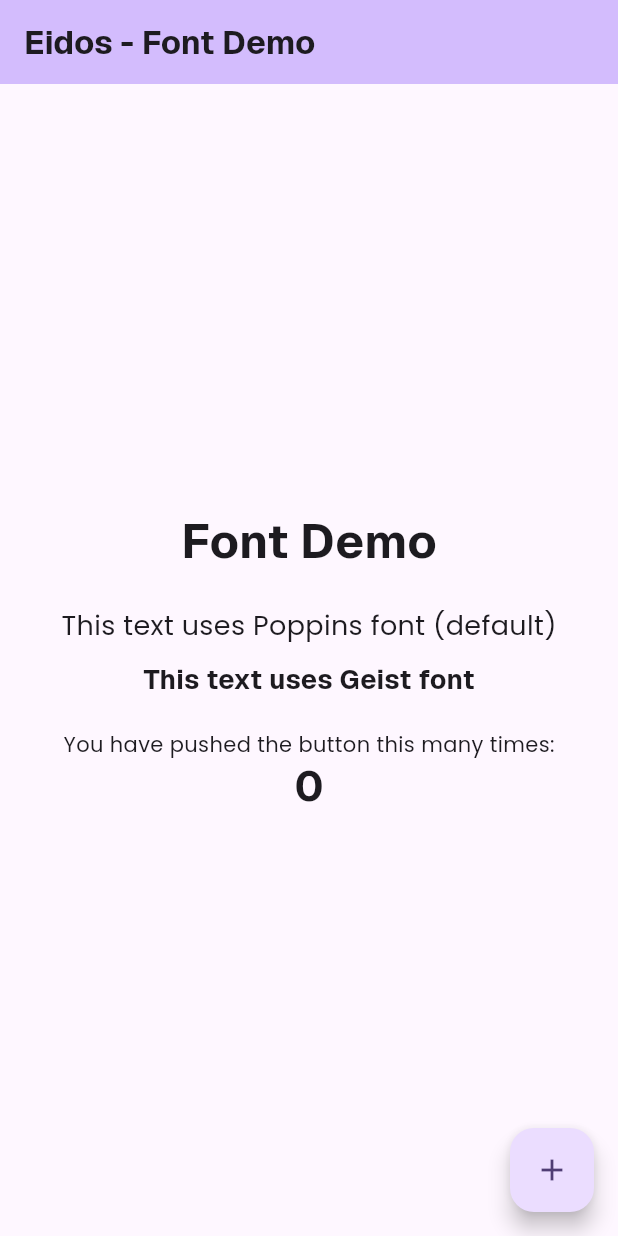
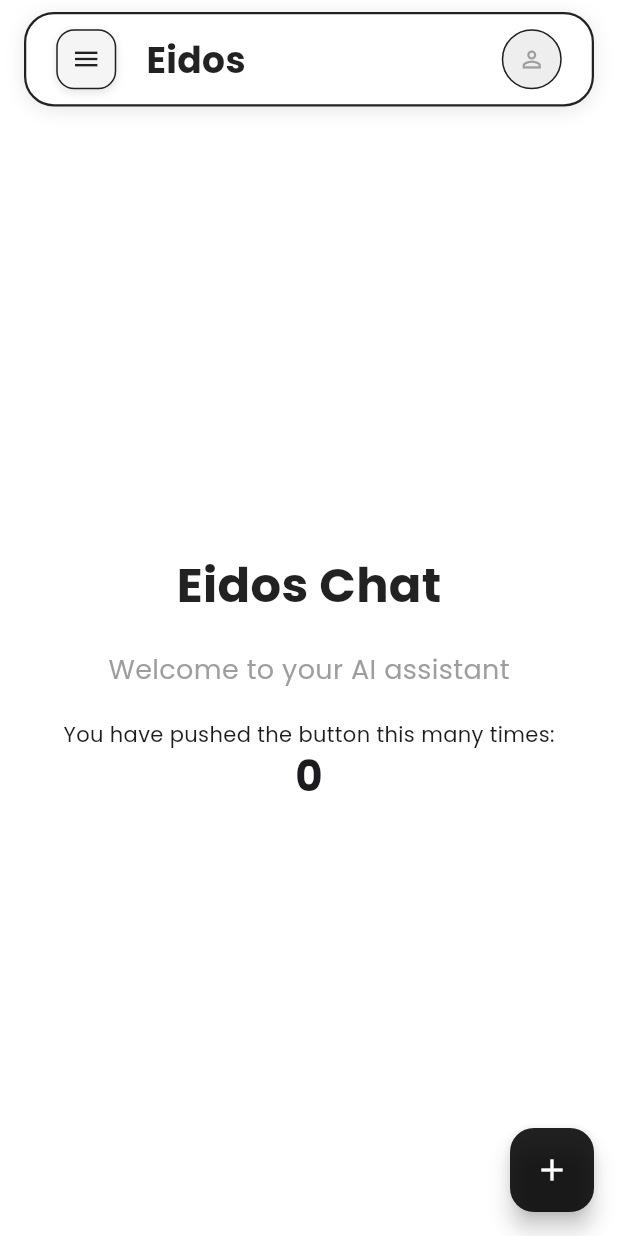
Before and after one commit to T0m4s1n/electiva3_flutter_Eidos, a Flutter app: the screen it shows after launch, on a phone screen of 412 x 824 dp. Run offline on Flutter 3.47's test engine with Material 3 defaults, Android fonts, the phone set to English and light mode, and no system bars; project files that could hold a hidden picture were left out.

Commit message:
added header

```diff
--- a/lib/main.dart
+++ b/lib/main.dart
@@ -1,4 +1,6 @@
 import 'package:flutter/material.dart';
+import 'package:flutter/services.dart';
+import 'widgets/animated_header.dart';
 
 void main() {
   runApp(const MyApp());
@@ -17,32 +19,31 @@ class MyApp extends StatelessWidget {
         fontFamily: 'Poppins',
         colorScheme: ColorScheme.fromSeed(seedColor: Colors.deepPurple),
         textTheme: const TextTheme(
-          // Use Geist for headings
+          // Use Poppins for all text
           headlineLarge: TextStyle(
-            fontFamily: 'Geist',
+            fontFamily: 'Poppins',
             fontWeight: FontWeight.bold,
           ),
           headlineMedium: TextStyle(
-            fontFamily: 'Geist',
+            fontFamily: 'Poppins',
             fontWeight: FontWeight.bold,
           ),
           headlineSmall: TextStyle(
-            fontFamily: 'Geist',
+            fontFamily: 'Poppins',
             fontWeight: FontWeight.bold,
           ),
           titleLarge: TextStyle(
-            fontFamily: 'Geist',
+            fontFamily: 'Poppins',
             fontWeight: FontWeight.w600,
           ),
           titleMedium: TextStyle(
-            fontFamily: 'Geist',
+            fontFamily: 'Poppins',
             fontWeight: FontWeight.w600,
           ),
           titleSmall: TextStyle(
-            fontFamily: 'Geist',
+            fontFamily: 'Poppins',
             fontWeight: FontWeight.w600,
           ),
-          // Use Poppins for body text
           bodyLarge: TextStyle(fontFamily: 'Poppins'),
           bodyMedium: TextStyle(fontFamily: 'Poppins'),
           bodySmall: TextStyle(fontFamily: 'Poppins'),
@@ -87,61 +88,78 @@ class _MyHomePageState extends State<MyHomePage> {
 
   @override
   Widget build(BuildContext context) {
-    // This method is rerun every time setState is called, for instance as done
-    // by the _incrementCounter method above.
-    //
-    // The Flutter framework has been optimized to make rerunning build methods
-    // fast, so that you can just rebuild anything that needs updating rather
-    // than having to individually change instances of widgets.
+    // Hide system UI
+    SystemChrome.setEnabledSystemUIMode(SystemUiMode.edgeToEdge);
+    SystemChrome.setSystemUIOverlayStyle(
+      const SystemUiOverlayStyle(
+        statusBarColor: Colors.transparent,
+        statusBarIconBrightness: Brightness.dark,
+        systemNavigationBarColor: Colors.transparent,
+        systemNavigationBarIconBrightness: Brightness.dark,
+      ),
+    );
+
     return Scaffold(
-      appBar: AppBar(
-        // TRY THIS: Try changing the color here to a specific color (to
-        // Colors.amber, perhaps?) and trigger a hot reload to see the AppBar
-        // change color while the other colors stay the same.
-        backgroundColor: Theme.of(context).colorScheme.inversePrimary,
-        // Here we take the value from the MyHomePage object that was created by
-        // the App.build method, and use it to set our appbar title.
-        title: Text(widget.title),
+      backgroundColor: Colors.white,
+      body: SafeArea(
+        child: Column(
+          children: [
+            // Custom animated header
+            AnimatedHeader(
+              onLogin: () {
+                // TODO: Implement login functionality
+                debugPrint('Login button tapped');
+              },
+              onCreateChat: () {
+                // TODO: Implement create new chat functionality
+                debugPrint('Create new chat button tapped');
+              },
+              onChatSelected: (chatId) {
+                // TODO: Implement chat selection functionality
+                debugPrint('Chat selected: $chatId');
+              },
+              recentChats: [], // Empty list to show empty state
+              // Uncomment below to show sample chats:
+              // recentChats: [
+              //   {
+              //     'id': 'chat_1',
+              //     'title': 'AI Assistant Chat',
+              //     'lastMessage': 'How can I help you today?',
+              //     'time': '2m',
+              //   },
+              //   {
+              //     'id': 'chat_2',
+              //     'title': 'Code Review Discussion',
+              //     'lastMessage': 'The implementation looks good',
+              //     'time': '1h',
+              //   },
+              // ],
             ),
-      body: Center(
-        // Center is a layout widget. It takes a single child and positions it
-        // in the middle of the parent.
+
+            // Main content
+            Expanded(
+              child: Container(
+                margin: const EdgeInsets.symmetric(horizontal: 16),
+                child: Center(
                   child: Column(
-          // Column is also a layout widget. It takes a list of children and
-          // arranges them vertically. By default, it sizes itself to fit its
-          // children horizontally, and tries to be as tall as its parent.
-          //
-          // Column has various properties to control how it sizes itself and
-          // how it positions its children. Here we use mainAxisAlignment to
-          // center the children vertically; the main axis here is the vertical
-          // axis because Columns are vertical (the cross axis would be
-          // horizontal).
-          //
-          // TRY THIS: Invoke "debug painting" (choose the "Toggle Debug Paint"
-          // action in the IDE, or press "p" in the console), to see the
-          // wireframe for each widget.
                     mainAxisAlignment: MainAxisAlignment.center,
                     children: <Widget>[
                       const Text(
-              'Font Demo',
+                        'Eidos Chat',
                         style: TextStyle(
-                fontFamily: 'Geist',
+                          fontFamily: 'Poppins',
                           fontSize: 32,
                           fontWeight: FontWeight.bold,
+                          color: Colors.black87,
                         ),
                       ),
                       const SizedBox(height: 20),
                       const Text(
-              'This text uses Poppins font (default)',
-              style: TextStyle(fontSize: 18),
-            ),
-            const SizedBox(height: 10),
-            const Text(
-              'This text uses Geist font',
+                        'Welcome to your AI assistant',
                         style: TextStyle(
-                fontFamily: 'Geist',
+                          fontFamily: 'Poppins',
                           fontSize: 18,
-                fontWeight: FontWeight.w600,
+                          color: Colors.grey,
                         ),
                       ),
                       const SizedBox(height: 20),
@@ -153,11 +171,17 @@ class _MyHomePageState extends State<MyHomePage> {
                     ],
                   ),
                 ),
+              ),
+            ),
+          ],
+        ),
+      ),
       floatingActionButton: FloatingActionButton(
         onPressed: _incrementCounter,
         tooltip: 'Increment',
-        child: const Icon(Icons.add),
-      ), // This trailing comma makes auto-formatting nicer for build methods.
+        backgroundColor: Colors.black87,
+        child: const Icon(Icons.add, color: Colors.white),
+      ),
     );
   }
 }
--- /dev/null
+++ b/lib/widgets/animated_header.dart
@@ -0,0 +1,475 @@
+import 'package:flutter/material.dart';
+
+class AnimatedHeader extends StatefulWidget {
+  final VoidCallback? onLogin;
+  final VoidCallback? onCreateChat;
+  final Function(String)? onChatSelected;
+  final List<Map<String, String>>? recentChats; // Add recent chats parameter
+
+  const AnimatedHeader({
+    super.key,
+    this.onLogin,
+    this.onCreateChat,
+    this.onChatSelected,
+    this.recentChats,
+  });
+
+  @override
+  State<AnimatedHeader> createState() => _AnimatedHeaderState();
+}
+
+class _AnimatedHeaderState extends State<AnimatedHeader>
+    with TickerProviderStateMixin {
+  bool _isMenuOpen = false;
+  late AnimationController _menuController;
+  late AnimationController _slideController;
+  late Animation<double> _menuAnimation;
+  late Animation<double> _slideAnimation;
+  late Animation<double> _scaleAnimation;
+  late Animation<Color?> _colorAnimation;
+
+  @override
+  void initState() {
+    super.initState();
+
+    // Animation controller for hamburger menu rotation
+    _menuController = AnimationController(
+      duration: const Duration(milliseconds: 500),
+      vsync: this,
+    );
+
+    // Animation controller for dropdown menu
+    _slideController = AnimationController(
+      duration: const Duration(milliseconds: 400),
+      vsync: this,
+    );
+
+    // Hamburger menu rotation animation
+    _menuAnimation =
+        Tween<double>(
+          begin: 0.0,
+          end: 0.125, // 45 degrees (1/8 of a full rotation)
+        ).animate(
+          CurvedAnimation(parent: _menuController, curve: Curves.elasticOut),
+        );
+
+    // Scale animation for button press effect
+    _scaleAnimation = Tween<double>(begin: 1.0, end: 0.95).animate(
+      CurvedAnimation(parent: _menuController, curve: Curves.easeInOut),
+    );
+
+    // Color animation for button background
+    _colorAnimation = ColorTween(begin: Colors.grey[100], end: Colors.grey[200])
+        .animate(
+          CurvedAnimation(parent: _menuController, curve: Curves.easeInOut),
+        );
+
+    // Dropdown animation for the menu panel
+    _slideAnimation = Tween<double>(begin: 0.0, end: 1.0).animate(
+      CurvedAnimation(parent: _slideController, curve: Curves.easeOutCubic),
+    );
+  }
+
+  @override
+  void dispose() {
+    _menuController.dispose();
+    _slideController.dispose();
+    super.dispose();
+  }
+
+  void _toggleMenu() {
+    setState(() {
+      _isMenuOpen = !_isMenuOpen;
+    });
+
+    if (_isMenuOpen) {
+      _menuController.forward();
+      _slideController.forward();
+    } else {
+      _menuController.reverse();
+      _slideController.reverse();
+    }
+  }
+
+  @override
+  Widget build(BuildContext context) {
+    return Container(
+      margin: const EdgeInsets.symmetric(horizontal: 16, vertical: 8),
+      decoration: BoxDecoration(
+        color: Colors.white,
+        borderRadius: BorderRadius.circular(20), // Rounded ends
+        border: Border.all(color: Colors.black87, width: 1.5),
+        boxShadow: [
+          BoxShadow(
+            color: Colors.black.withValues(alpha: 0.1),
+            blurRadius: 10,
+            offset: const Offset(0, 2),
+          ),
+        ],
+      ),
+      child: Column(
+        mainAxisSize: MainAxisSize.min,
+        children: [
+          // Main header bar
+          Container(
+            height: 60,
+            padding: const EdgeInsets.symmetric(horizontal: 20),
+            child: Row(
+              children: [
+                // Hamburger menu button
+                GestureDetector(
+                  onTap: _toggleMenu,
+                  child: AnimatedBuilder(
+                    animation: Listenable.merge([
+                      _menuAnimation,
+                      _scaleAnimation,
+                      _colorAnimation,
+                    ]),
+                    builder: (context, child) {
+                      return Transform.scale(
+                        scale: _scaleAnimation.value,
+                        child: Transform.rotate(
+                          angle: _menuAnimation.value * 2 * 3.14159,
+                          child: Container(
+                            width: 40,
+                            height: 40,
+                            decoration: BoxDecoration(
+                              color: _colorAnimation.value,
+                              borderRadius: BorderRadius.circular(12),
+                              border: Border.all(color: Colors.black87),
+                              boxShadow: [
+                                BoxShadow(
+                                  color: Colors.black.withValues(alpha: 0.1),
+                                  blurRadius: 4,
+                                  offset: const Offset(0, 2),
+                                ),
+                              ],
+                            ),
+                            child: AnimatedSwitcher(
+                              duration: const Duration(milliseconds: 200),
+                              child: Icon(
+                                _isMenuOpen ? Icons.close : Icons.menu,
+                                key: ValueKey(_isMenuOpen),
+                                color: Colors.black87,
+                                size: 20,
+                              ),
+                            ),
+                          ),
+                        ),
+                      );
+                    },
+                  ),
+                ),
+
+                const SizedBox(width: 20),
+
+                // App title/logo
+                const Expanded(
+                  child: Text(
+                    'Eidos',
+                    style: TextStyle(
+                      fontFamily: 'Poppins',
+                      fontSize: 24,
+                      fontWeight: FontWeight.bold,
+                      color: Colors.black87,
+                    ),
+                  ),
+                ),
+
+                // User avatar placeholder
+                Container(
+                  width: 40,
+                  height: 40,
+                  decoration: BoxDecoration(
+                    color: Colors.grey[200],
+                    borderRadius: BorderRadius.circular(20),
+                    border: Border.all(color: Colors.black87),
+                  ),
+                  child: const Icon(
+                    Icons.person_outline,
+                    color: Colors.grey,
+                    size: 18,
+                  ),
+                ),
+              ],
+            ),
+          ),
+
+          // Animated dropdown menu
+          AnimatedBuilder(
+            animation: _slideAnimation,
+            builder: (context, child) {
+              return ClipRRect(
+                borderRadius: const BorderRadius.only(
+                  bottomLeft: Radius.circular(20),
+                  bottomRight: Radius.circular(20),
+                ),
+                child: Align(
+                  alignment: Alignment.topCenter,
+                  heightFactor: _slideAnimation.value,
+                  child: Container(
+                    width: double.infinity,
+                    decoration: BoxDecoration(
+                      color: Colors.grey[50],
+                      border: Border(
+                        top: BorderSide(color: Colors.black87, width: 1),
+                      ),
+                    ),
+                    child: SingleChildScrollView(
+                      child: Padding(
+                        padding: const EdgeInsets.all(20),
+                        child: Column(
+                          mainAxisSize: MainAxisSize.min,
+                          children: [
+                            // Auth buttons section
+                            Column(
+                              crossAxisAlignment: CrossAxisAlignment.stretch,
+                              children: [
+                                const Text(
+                                  'Account',
+                                  style: TextStyle(
+                                    fontFamily: 'Poppins',
+                                    fontSize: 16,
+                                    fontWeight: FontWeight.w600,
+                                    color: Colors.black87,
+                                  ),
+                                ),
+                                const SizedBox(height: 16),
+
+                                // Login button
+                                _buildSkeletonButton(
+                                  icon: Icons.login,
+                                  text: 'Log In',
+                                  onTap: () {
+                                    widget.onLogin?.call();
+                                    _toggleMenu();
+                                  },
+                                ),
+
+                                const SizedBox(height: 12),
+
+                                // Create new chat button
+                                _buildSkeletonButton(
+                                  icon: Icons.add_circle_outline,
+                                  text: 'Create New Chat',
+                                  onTap: () {
+                                    widget.onCreateChat?.call();
+                                    _toggleMenu();
+                                  },
+                                  isPrimary: true,
+                                ),
+                              ],
+                            ),
+
+                            const SizedBox(height: 24),
+
+                            // Recent chats section
+                            Column(
+                              crossAxisAlignment: CrossAxisAlignment.start,
+                              children: [
+                                const Text(
+                                  'Recent Chats',
+                                  style: TextStyle(
+                                    fontFamily: 'Poppins',
+                                    fontSize: 16,
+                                    fontWeight: FontWeight.w600,
+                                    color: Colors.black87,
+                                  ),
+                                ),
+                                const SizedBox(height: 16),
+
+                                // Chat list or empty state
+                                _buildChatSection(),
+                              ],
+                            ),
+                          ],
+                        ),
+                      ),
+                    ),
+                  ),
+                ),
+              );
+            },
+          ),
+        ],
+      ),
+    );
+  }
+
+  Widget _buildChatSection() {
+    final chats = widget.recentChats ?? [];
+
+    if (chats.isEmpty) {
+      // Empty state
+      return Container(
+        padding: const EdgeInsets.all(24),
+        decoration: BoxDecoration(
+          color: Colors.white,
+          borderRadius: BorderRadius.circular(12),
+          border: Border.all(color: Colors.black87),
+        ),
+        child: Column(
+          children: [
+            Icon(Icons.chat_bubble_outline, size: 48, color: Colors.grey[400]),
+            const SizedBox(height: 16),
+            Text(
+              'You don\'t have any chats',
+              style: TextStyle(
+                fontFamily: 'Poppins',
+                fontSize: 16,
+                fontWeight: FontWeight.w500,
+                color: Colors.grey[600],
+              ),
+            ),
+            const SizedBox(height: 8),
+            Text(
+              'Start a new conversation to see your chats here',
+              style: TextStyle(
+                fontFamily: 'Poppins',
+                fontSize: 14,
+                color: Colors.grey[500],
+              ),
+              textAlign: TextAlign.center,
+            ),
+          ],
+        ),
+      );
+    }
+
+    // Chat list
+    return Column(
+      children: chats.take(3).map((chat) {
+        return _buildChatHistoryItem(chat);
+      }).toList(),
+    );
+  }
+
+  Widget _buildSkeletonButton({
+    required IconData icon,
+    required String text,
+    required VoidCallback onTap,
+    bool isPrimary = false,
+  }) {
+    return GestureDetector(
+      onTap: onTap,
+      child: AnimatedContainer(
+        duration: const Duration(milliseconds: 200),
+        padding: const EdgeInsets.symmetric(vertical: 16, horizontal: 20),
+        decoration: BoxDecoration(
+          color: isPrimary ? Colors.black87 : Colors.white,
+          borderRadius: BorderRadius.circular(16),
+          border: Border.all(color: Colors.black87, width: 1.5),
+          boxShadow: [
+            BoxShadow(
+              color: Colors.black.withValues(alpha: 0.05),
+              blurRadius: 8,
+              offset: const Offset(0, 2),
+            ),
+          ],
+        ),
+        child: Row(
+          children: [
+            Icon(
+              icon,
+              color: isPrimary ? Colors.white : Colors.black87,
+              size: 20,
+            ),
+            const SizedBox(width: 16),
+            Text(
+              text,
+              style: TextStyle(
+                fontFamily: 'Poppins',
+                fontSize: 16,
+                fontWeight: FontWeight.w500,
+                color: isPrimary ? Colors.white : Colors.black87,
+              ),
+            ),
+          ],
+        ),
+      ),
+    );
+  }
+
+  Widget _buildChatHistoryItem(Map<String, String> chat) {
+    return GestureDetector(
+      onTap: () {
+        widget.onChatSelected?.call(chat['id'] ?? '');
+        _toggleMenu();
+      },
+      child: Container(
+        margin: const EdgeInsets.only(bottom: 8),
+        padding: const EdgeInsets.all(12),
+        decoration: BoxDecoration(
+          color: Colors.white,
+          borderRadius: BorderRadius.circular(10),
+          border: Border.all(color: Colors.black87),
+        ),
+        child: Row(
+          children: [
+            // Chat icon
+            Container(
+              width: 32,
+              height: 32,
+              decoration: BoxDecoration(
+                color: Colors.grey[300],
+                borderRadius: BorderRadius.circular(16),
+              ),
+              child: const Icon(
+                Icons.chat_bubble_outline,
+                color: Colors.grey,
+                size: 16,
+              ),
+            ),
+
+            const SizedBox(width: 12),
+
+            // Chat info
+            Expanded(
+              child: Column(
+                crossAxisAlignment: CrossAxisAlignment.start,
+                children: [
+                  // Chat title
+                  Text(
+                    chat['title'] ?? 'Untitled Chat',
+                    style: const TextStyle(
+                      fontFamily: 'Poppins',
+                      fontSize: 13,
+                      fontWeight: FontWeight.w500,
+                      color: Colors.black87,
+                    ),
+                    maxLines: 1,
+                    overflow: TextOverflow.ellipsis,
+                  ),
+
+                  const SizedBox(height: 4),
+
+                  // Last message
+                  Text(
+                    chat['lastMessage'] ?? 'No messages yet',
+                    style: TextStyle(
+                      fontFamily: 'Poppins',
+                      fontSize: 11,
+                      color: Colors.grey[600],
+                    ),
+                    maxLines: 1,
+                    overflow: TextOverflow.ellipsis,
+                  ),
+                ],
+              ),
+            ),
+
+            // Time
+            Text(
+              chat['time'] ?? 'now',
+              style: TextStyle(
+                fontFamily: 'Poppins',
+                fontSize: 10,
+                color: Colors.grey[500],
+              ),
+            ),
+          ],
+        ),
+      ),
+    );
+  }
+}
```
Lines whose indentation alone changed are shown as unchanged.
